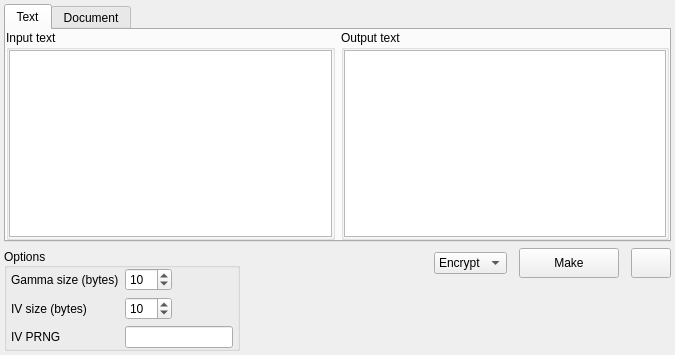
Old version of the form app/gui/symmetric/xor/xor.ui in the repository vasilypht/crypto-methods.
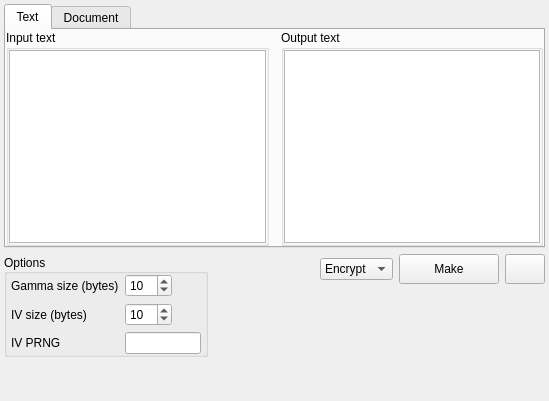
New version of the form.

The edit to the form file:
```diff
--- a/app/gui/symmetric/xor/xor.ui
+++ b/app/gui/symmetric/xor/xor.ui
@@ -6,8 +6,8 @@
    <rect>
     <x>0</x>
     <y>0</y>
-    <width>675</width>
-    <height>355</height>
+    <width>549</width>
+    <height>401</height>
    </rect>
   </property>
   <property name="windowTitle">
@@ -42,6 +42,9 @@
        <string>Text</string>
       </attribute>
       <layout class="QHBoxLayout" name="horizontalLayout_3">
+       <property name="spacing">
+        <number>12</number>
+       </property>
        <property name="leftMargin">
         <number>0</number>
        </property>
@@ -120,7 +123,7 @@
      <property name="maximumSize">
       <size>
        <width>16777215</width>
-       <height>110</height>
+       <height>16777215</height>
       </size>
      </property>
      <property name="frameShape">
@@ -131,7 +134,7 @@
      </property>
      <layout class="QHBoxLayout" name="horizontalLayout">
       <property name="spacing">
-       <number>12</number>
+       <number>-1</number>
       </property>
       <property name="leftMargin">
        <number>0</number>
@@ -146,31 +149,18 @@
        <number>0</number>
       </property>
       <item>
-       <widget class="QFrame" name="frame_options">
-        <property name="frameShape">
-         <enum>QFrame::NoFrame</enum>
-        </property>
-        <property name="frameShadow">
-         <enum>QFrame::Raised</enum>
-        </property>
-        <layout class="QVBoxLayout" name="verticalLayout_5">
-         <property name="leftMargin">
-          <number>0</number>
-         </property>
-         <property name="topMargin">
-          <number>0</number>
-         </property>
-         <property name="rightMargin">
-          <number>0</number>
-         </property>
-         <property name="bottomMargin">
-          <number>0</number>
-         </property>
+       <layout class="QVBoxLayout" name="vertical_layout_1">
          <item>
           <widget class="QGroupBox" name="group_box_options">
+          <property name="sizePolicy">
+           <sizepolicy hsizetype="Preferred" vsizetype="Preferred">
+            <horstretch>0</horstretch>
+            <verstretch>0</verstretch>
+           </sizepolicy>
+          </property>
            <property name="maximumSize">
             <size>
-             <width>800</width>
+            <width>400</width>
              <height>16777215</height>
             </size>
            </property>
@@ -280,8 +270,20 @@
            </layout>
           </widget>
          </item>
-        </layout>
-       </widget>
+        <item>
+         <spacer name="vertical_spacer_2">
+          <property name="orientation">
+           <enum>Qt::Vertical</enum>
+          </property>
+          <property name="sizeHint" stdset="0">
+           <size>
+            <width>20</width>
+            <height>40</height>
+           </size>
+          </property>
+         </spacer>
+        </item>
+       </layout>
       </item>
       <item>
        <spacer name="horizontal_spacer_2">
```
Lines whose indentation alone changed are shown as unchanged.
